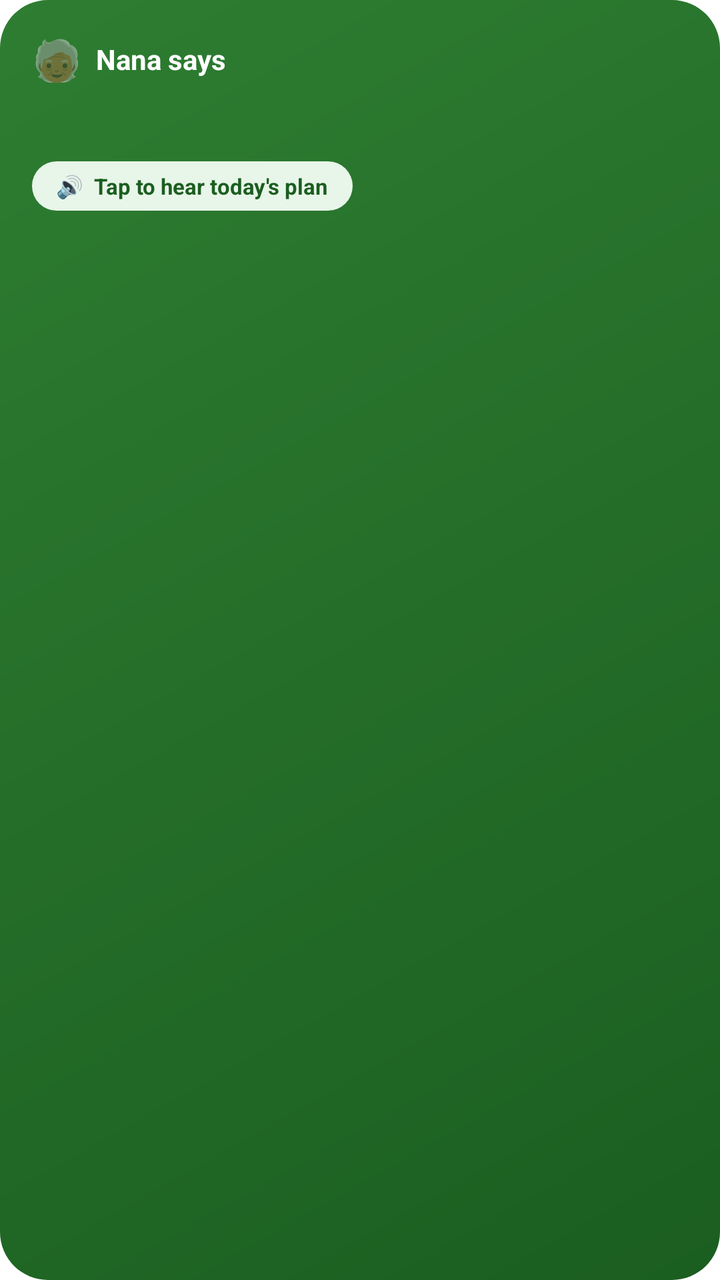
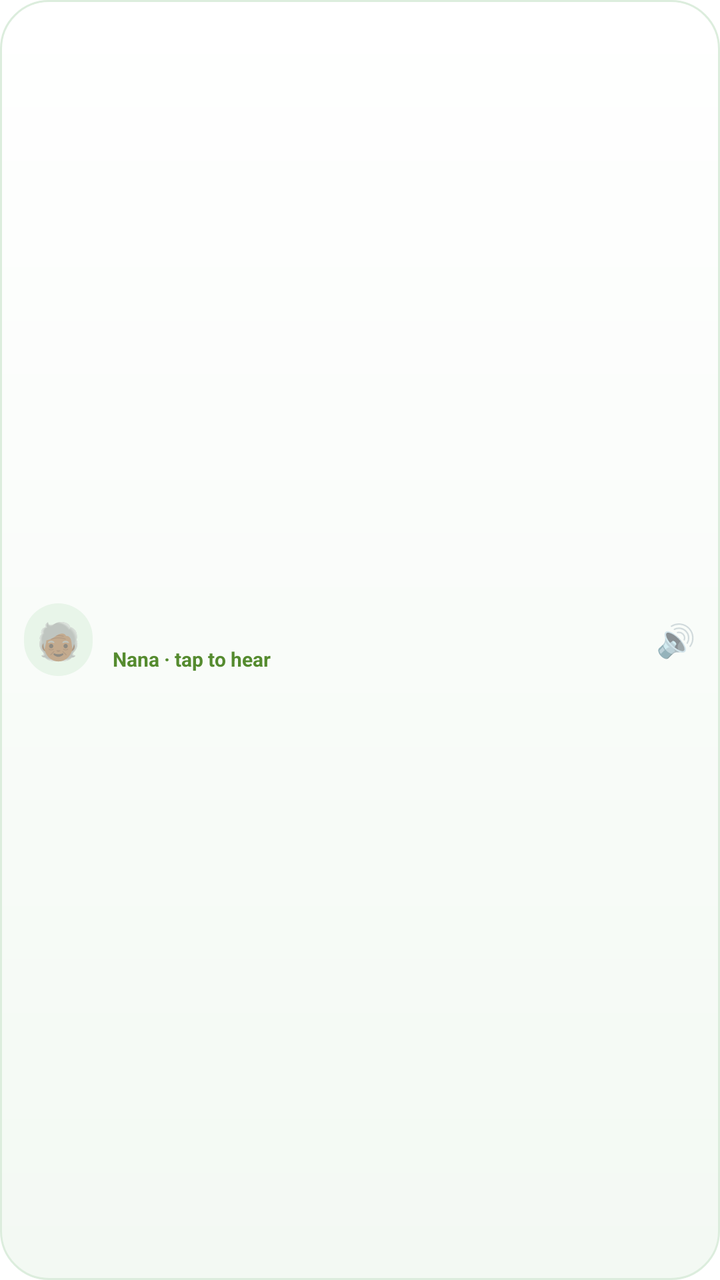

An Android layout rendered at two revisions. The XML below is the earlier revision; the diff shows what the commit changed to produce the second picture.
<!-- AndroidManifest.xml: fallback theme Theme.MaterialComponents.DayNight.NoActionBar -->
<!-- res/layout/widget_nana.xml -->
<?xml version="1.0" encoding="utf-8"?>
<LinearLayout xmlns:android="http://schemas.android.com/apk/res/android"
    android:id="@+id/nana_root"
    android:layout_width="match_parent"
    android:layout_height="match_parent"
    android:orientation="vertical"
    android:background="@drawable/widget_nana_bg"
    android:padding="16dp">

    <LinearLayout
        android:layout_width="match_parent"
        android:layout_height="wrap_content"
        android:orientation="horizontal"
        android:gravity="center_vertical">

        <TextView
            android:layout_width="wrap_content"
            android:layout_height="wrap_content"
            android:text="🧓🏾"
            android:textSize="20sp" />

        <TextView
            android:layout_width="wrap_content"
            android:layout_height="wrap_content"
            android:layout_marginStart="7dp"
            android:text="Nana says"
            android:textStyle="bold"
            android:textSize="14sp"
            android:textColor="#FFFFFF" />

        <TextView
            android:id="@+id/nana_date"
            android:layout_width="match_parent"
            android:layout_height="wrap_content"
            android:gravity="end"
            android:textSize="11sp"
            android:textColor="#E8F5E9"
            android:maxLines="1" />
    </LinearLayout>

    <TextView
        android:id="@+id/nana_message"
        android:layout_width="match_parent"
        android:layout_height="wrap_content"
        android:layout_marginTop="10dp"
        android:textSize="13sp"
        android:lineSpacingExtra="3dp"
        android:textColor="#FFFFFF"
        android:maxLines="4"
        android:ellipsize="end" />

    <TextView
        android:layout_width="wrap_content"
        android:layout_height="wrap_content"
        android:layout_marginTop="10dp"
        android:background="@drawable/chip_bg"
        android:paddingStart="12dp"
        android:paddingEnd="12dp"
        android:paddingTop="5dp"
        android:paddingBottom="5dp"
        android:text="🔊  Tap to hear today's plan"
        android:textSize="11sp"
        android:textStyle="bold"
        android:textColor="#1B5E20" />
</LinearLayout>
<!-- resources referenced by this layout -->
<resources>
  <!-- drawable chip_bg (drawable) -->
  <?xml version="1.0" encoding="utf-8"?>
  <shape xmlns:android="http://schemas.android.com/apk/res/android" android:shape="rectangle">
      <solid android:color="#E8F5E9" />
      <corners android:radius="999dp" />
  </shape>
  <!-- drawable widget_nana_bg (drawable) -->
  <?xml version="1.0" encoding="utf-8"?>
  <shape xmlns:android="http://schemas.android.com/apk/res/android" android:shape="rectangle">
      <gradient
          android:angle="315"
          android:startColor="#2E7D32"
          android:endColor="#1B5E20" />
      <corners android:radius="24dp" />
  </shape>
</resources>

<!-- the commit's change to res/layout/widget_nana.xml (unified diff, before → after) -->
@@ -3,63 +3,52 @@
     android:id="@+id/nana_root"
     android:layout_width="match_parent"
     android:layout_height="match_parent"
-    android:orientation="vertical"
-    android:background="@drawable/widget_nana_bg"
-    android:padding="16dp">
+    android:orientation="horizontal"
+    android:gravity="center_vertical"
+    android:background="@drawable/widget_bg"
+    android:paddingStart="12dp"
+    android:paddingEnd="12dp"
+    android:paddingTop="8dp"
+    android:paddingBottom="8dp">
+
+    <TextView
+        android:layout_width="wrap_content"
+        android:layout_height="wrap_content"
+        android:background="@drawable/chip_bg"
+        android:padding="6dp"
+        android:text="🧓🏾"
+        android:textSize="18sp" />
 
     <LinearLayout
-        android:layout_width="match_parent"
+        android:layout_width="0dp"
         android:layout_height="wrap_content"
-        android:orientation="horizontal"
-        android:gravity="center_vertical">
+        android:layout_weight="1"
+        android:layout_marginStart="10dp"
+        android:orientation="vertical">
+
+        <TextView
+            android:id="@+id/nana_message"
+            android:layout_width="match_parent"
+            android:layout_height="wrap_content"
+            android:textSize="12.5sp"
+            android:textColor="#1F1F1F"
+            android:maxLines="2"
+            android:ellipsize="end" />
 
         <TextView
             android:layout_width="wrap_content"
             android:layout_height="wrap_content"
-            android:text="🧓🏾"
-            android:textSize="20sp" />
-
-        <TextView
-            android:layout_width="wrap_content"
-            android:layout_height="wrap_content"
-            android:layout_marginStart="7dp"
-            android:text="Nana says"
+            android:layout_marginTop="2dp"
+            android:text="Nana · tap to hear"
+            android:textSize="10sp"
             android:textStyle="bold"
-            android:textSize="14sp"
-            android:textColor="#FFFFFF" />
-
-        <TextView
-            android:id="@+id/nana_date"
-            android:layout_width="match_parent"
-            android:layout_height="wrap_content"
-            android:gravity="end"
-            android:textSize="11sp"
-            android:textColor="#E8F5E9"
-            android:maxLines="1" />
+            android:textColor="#558B2F" />
     </LinearLayout>
-
-    <TextView
-        android:id="@+id/nana_message"
-        android:layout_width="match_parent"
-        android:layout_height="wrap_content"
-        android:layout_marginTop="10dp"
-        android:textSize="13sp"
-        android:lineSpacingExtra="3dp"
-        android:textColor="#FFFFFF"
-        android:maxLines="4"
-        android:ellipsize="end" />
 
     <TextView
         android:layout_width="wrap_content"
         android:layout_height="wrap_content"
-        android:layout_marginTop="10dp"
-        android:background="@drawable/chip_bg"
-        android:paddingStart="12dp"
-        android:paddingEnd="12dp"
-        android:paddingTop="5dp"
-        android:paddingBottom="5dp"
-        android:text="🔊  Tap to hear today's plan"
-        android:textSize="11sp"
-        android:textStyle="bold"
-        android:textColor="#1B5E20" />
+        android:layout_marginStart="8dp"
+        android:text="🔊"
+        android:textSize="16sp" />
 </LinearLayout>
<!-- resource entries referenced after the edit -->
@@ -6,14 +6,15 @@
       <solid android:color="#E8F5E9" />
       <corners android:radius="999dp" />
   </shape>
-  <!-- drawable widget_nana_bg (drawable) -->
+  <!-- drawable widget_bg (drawable) -->
   <?xml version="1.0" encoding="utf-8"?>
   <shape xmlns:android="http://schemas.android.com/apk/res/android" android:shape="rectangle">
       <gradient
-          android:angle="315"
-          android:startColor="#2E7D32"
-          android:endColor="#1B5E20" />
+          android:angle="270"
+          android:startColor="#FFFFFF"
+          android:endColor="#F3F9F3" />
       <corners android:radius="24dp" />
+      <stroke android:width="1dp" android:color="#DCEDDD" />
   </shape>
 </resources>
 
